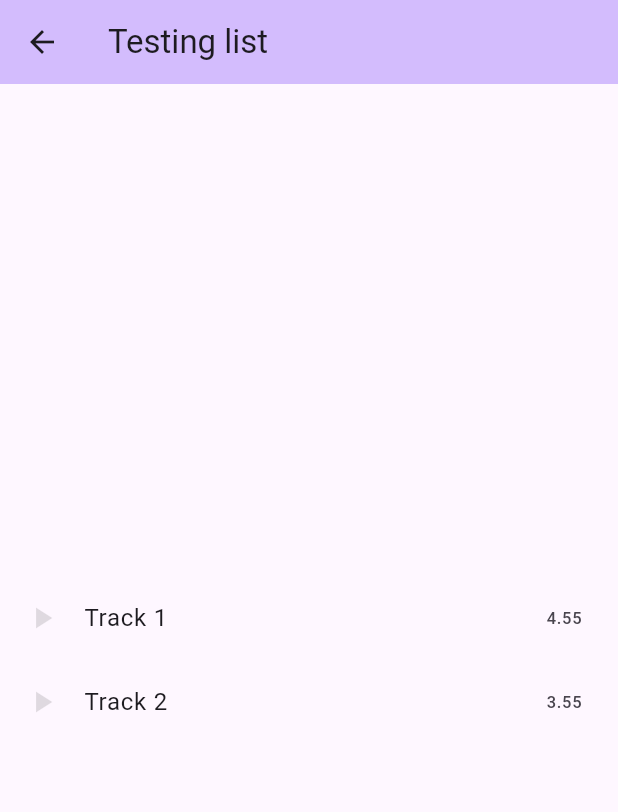
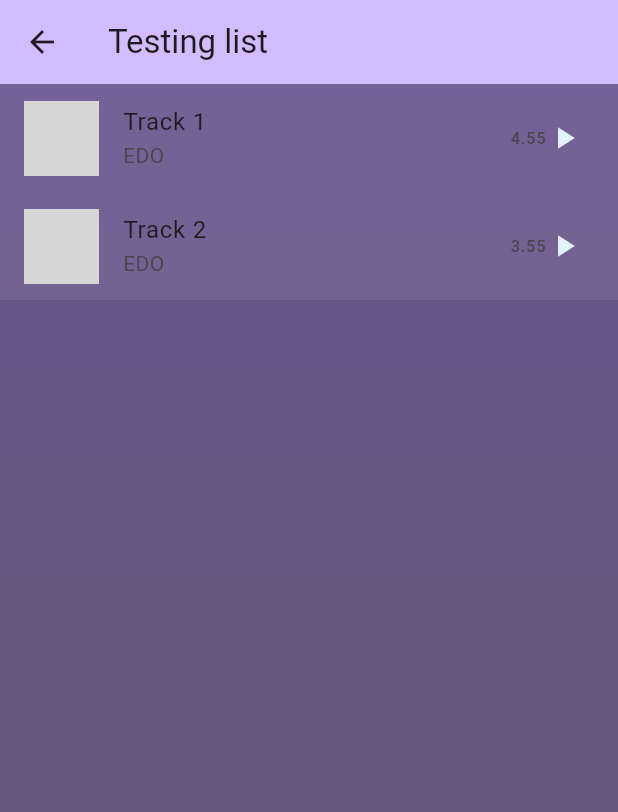
Before and after one commit to AlejandroNovellino/My_SD_Project, a Flutter app: the TrackList screen opened by its route, on a phone screen of 412 x 824 dp. Shown: the top 812 px of the screen. Run offline on Flutter 3.47's test engine with Material 2 defaults, Android fonts, the phone set to English and light mode, and no system bars; network calls fail; grey boxes are pictures that could not be loaded.

Commit message:
implement track list element 2
  - element to display a track with the image cover

```diff
--- a/lib/models/track.dart
+++ b/lib/models/track.dart
@@ -1,6 +1,8 @@
 class Track {
-  Track(this.name, this.duration);
+  Track(this.name, this.compositor, this.imageURL, this.duration);
 
   String name;
+  String compositor;
+  String imageURL;
   double duration;
 }
--- a/lib/screens/track_list.dart
+++ b/lib/screens/track_list.dart
@@ -1,6 +1,7 @@
 import 'package:flutter/material.dart';
 import 'package:my_sd_project/models/track.dart';
 import 'package:my_sd_project/widgets/track_list_element.dart';
+import 'package:my_sd_project/widgets/track_list_element_2.dart';
 
 class TrackList extends StatefulWidget {
   const TrackList({super.key});
@@ -12,8 +13,18 @@ class TrackList extends StatefulWidget {
 class _TrackList extends State<TrackList> {
   // Widget variables
   List<Track> tracks = [
-    Track("Track 1", 4.55),
-    Track("Track 2", 3.55),
+    Track(
+      'Track 1',
+      'EDO',
+      'https://picsum.photos/200',
+      4.55,
+    ),
+    Track(
+      'Track 2',
+      'EDO',
+      'https://picsum.photos/200',
+      3.55,
+    ),
   ];
   // Widget methods
 
@@ -24,12 +35,30 @@ class _TrackList extends State<TrackList> {
         backgroundColor: Theme.of(context).colorScheme.inversePrimary,
         title: const Text("Testing list"),
       ),
-      body: Center(
-        // Center is a layout widget. It takes a single child and positions it
-        // in the middle of the parent.
-        child: Column(
-          mainAxisAlignment: MainAxisAlignment.center,
-          children: <Widget>[for (var track in tracks) TrackListElement(track)],
+      body: Container(
+        decoration: BoxDecoration(
+          gradient: LinearGradient(
+            colors: [
+              Theme.of(context).colorScheme.primary,
+              Theme.of(context).colorScheme.secondary,
+            ],
+            begin: Alignment.topCenter,
+            end: Alignment.bottomCenter,
+          ),
+        ),
+        child: Center(
+          // Center is a layout widget. It takes a single child and positions it
+          // in the middle of the parent.
+          child: ListView(
+            children: <Widget>[
+              for (var track in tracks) TrackListElement2(track)
+            ],
+          ),
+          /*ListView(
+              children: <Widget>[
+                for (var track in tracks) TrackListElement2(track)
+              ],
+            ),*/
         ),
       ),
     );
--- /dev/null
+++ b/lib/widgets/track_list_element_2.dart
@@ -0,0 +1,39 @@
+import 'package:flutter/material.dart';
+import 'package:my_sd_project/models/track.dart';
+
+class TrackListElement2 extends StatelessWidget {
+  const TrackListElement2(this.trackToDisplay, {super.key});
+
+  final Track trackToDisplay;
+
+  @override
+  Widget build(BuildContext context) {
+    return Material(
+      color: const Color.fromARGB(20, 255, 255, 255),
+      child: ListTile(
+        //visualDensity: VisualDensity.compact,
+        leading: ClipRRect(
+          borderRadius: BorderRadius.circular(8.0),
+          child: Image.network(
+            trackToDisplay.imageURL,
+            width: 50,
+            height: 50,
+          ),
+        ),
+        title: Text(trackToDisplay.name),
+        subtitle: Text(trackToDisplay.compositor),
+        trailing: Row(
+          mainAxisSize: MainAxisSize.min,
+          mainAxisAlignment: MainAxisAlignment.start,
+          children: <Widget>[
+            Text('${trackToDisplay.duration}'),
+            Icon(
+              Icons.play_arrow,
+              color: Theme.of(context).secondaryHeaderColor,
+            ),
+          ],
+        ),
+      ),
+    );
+  }
+}
```
